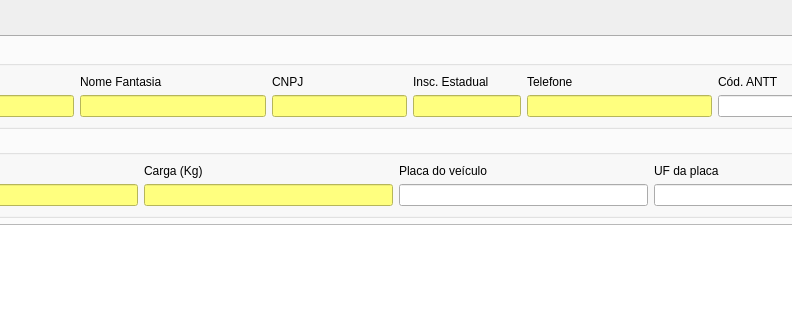
First picture: the form in ui/cadastrotransportadora.ui, repository darktorres/ERP-STACCATO, before the edit; both pictures show x 145 to 937 and y 0 to 320 of the 1176 by 685 pixel window.
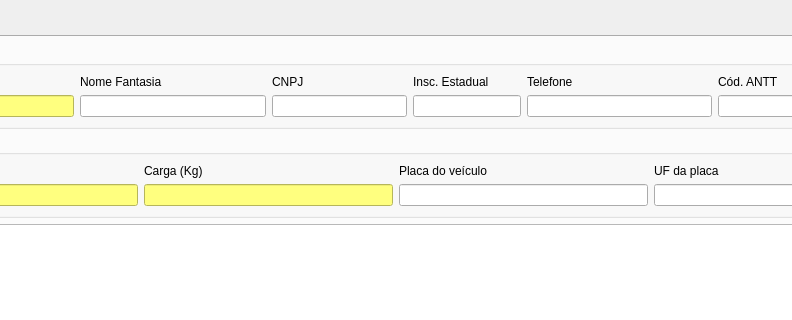
Second picture: the form after the edit. Icons and pictures are not drawn. Custom widgets are drawn as their Qt base class.

```diff
--- a/ui/cadastrotransportadora.ui
+++ b/ui/cadastrotransportadora.ui
@@ -407,10 +407,6 @@
             <property name="accessibleName">
              <string>Nome Fantasia</string>
             </property>
-            <property name="styleSheet">
-             <string notr="true">background-color: rgb(255, 255, 127);
-color: rgb(0, 0, 0);</string>
-            </property>
            </widget>
           </item>
           <item row="0" column="5">
@@ -461,10 +457,6 @@
             <property name="accessibleName">
              <string>CNPJ</string>
             </property>
-            <property name="styleSheet">
-             <string notr="true">background-color: rgb(255, 255, 127);
-color: rgb(0, 0, 0);</string>
-            </property>
            </widget>
           </item>
           <item row="1" column="3" colspan="2">
@@ -484,10 +476,6 @@
             <property name="accessibleName">
              <string>Insc. Estadual</string>
             </property>
-            <property name="styleSheet">
-             <string notr="true">background-color: rgb(255, 255, 127);
-color: rgb(0, 0, 0);</string>
-            </property>
            </widget>
           </item>
           <item row="1" column="8">
@@ -514,10 +502,6 @@
             <property name="accessibleName">
              <string>Telefone</string>
             </property>
-            <property name="styleSheet">
-             <string notr="true">background-color: rgb(255, 255, 127);
-color: rgb(0, 0, 0);</string>
-            </property>
            </widget>
           </item>
          </layout>
```
